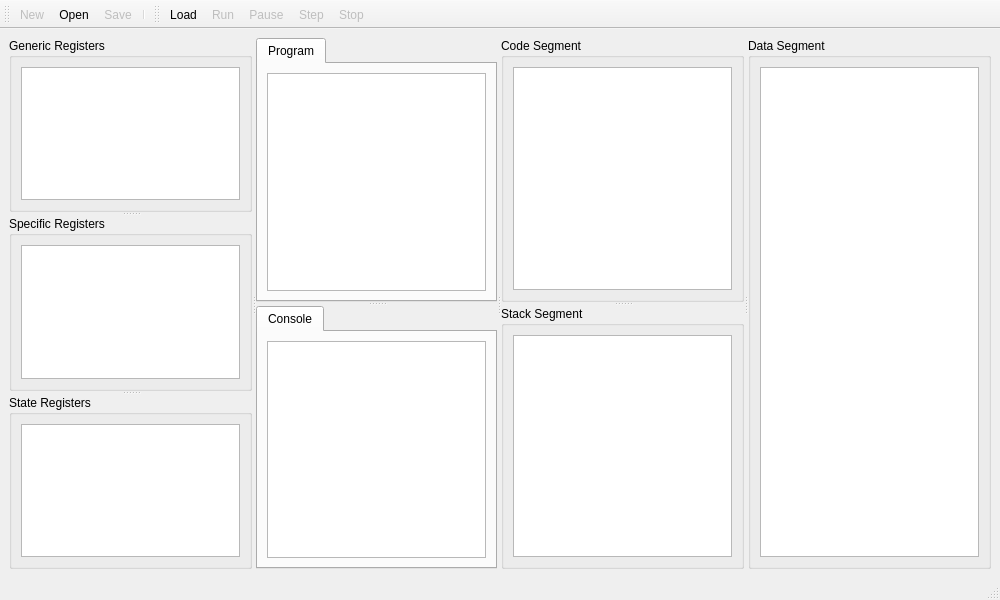
Old version of the form ui/mainwindow.ui in the repository ZubinGou/8086-emulator.
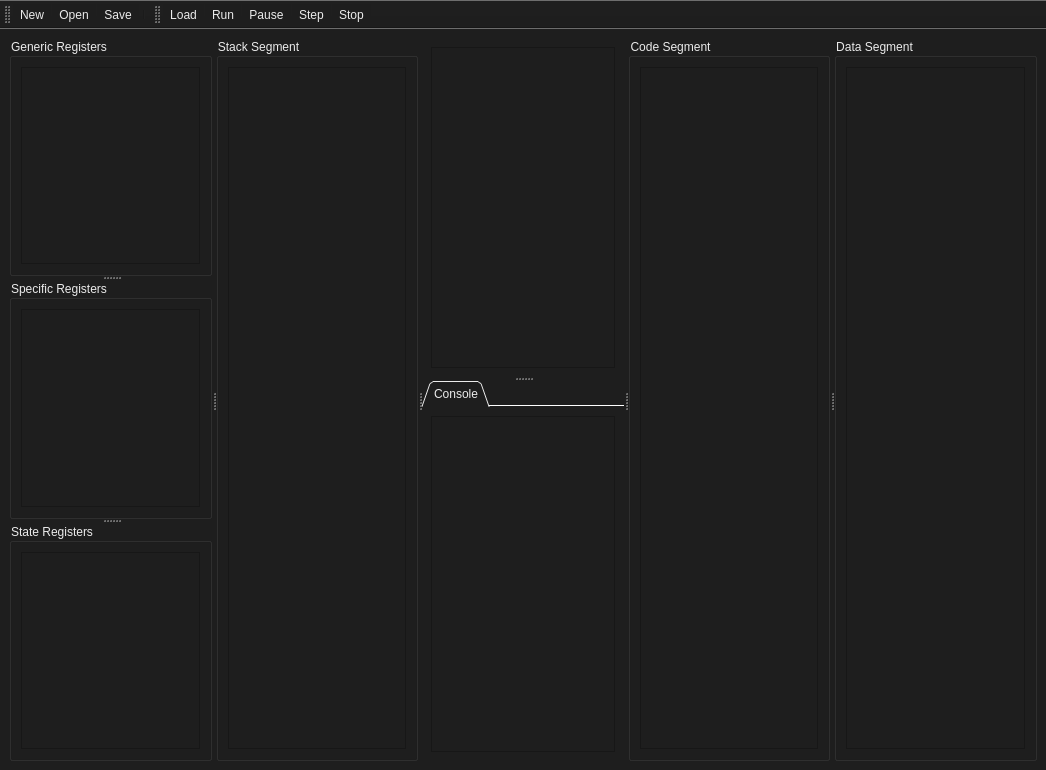
New version of the form. Icons and pictures are not drawn. Custom widgets are drawn as their Qt base class.

```diff
--- a/ui/mainwindow.ui
+++ b/ui/mainwindow.ui
@@ -9,28 +9,75 @@
    <rect>
     <x>0</x>
     <y>0</y>
-    <width>1000</width>
-    <height>600</height>
+    <width>1046</width>
+    <height>770</height>
    </rect>
   </property>
+  <property name="sizePolicy">
+   <sizepolicy hsizetype="Expanding" vsizetype="Expanding">
+    <horstretch>0</horstretch>
+    <verstretch>0</verstretch>
+   </sizepolicy>
+  </property>
+  <property name="baseSize">
+   <size>
+    <width>1400</width>
+    <height>400</height>
+   </size>
+  </property>
   <property name="windowTitle">
    <string>睿智8086虚拟机模拟</string>
   </property>
   <property name="windowIcon">
-   <iconset theme="cpu">
-    <normaloff>.</normaloff>.</iconset>
+   <iconset>
+    <normaloff>logo.png</normaloff>logo.png</iconset>
+  </property>
+  <property name="styleSheet">
+   <string notr="true">background-color: rgb(30, 30, 30);
+alternate-background-color: rgb(59, 59, 59);</string>
+  </property>
+  <property name="documentMode">
+   <bool>false</bool>
   </property>
   <widget class="QWidget" name="mainwidget">
-   <layout class="QGridLayout" name="gridLayout_8">
+   <property name="styleSheet">
+    <string notr="true">background-color: rgb(30, 30, 30);
+color: rgb(221, 221, 221)</string>
+   </property>
+   <layout class="QGridLayout" name="gridLayout_2">
     <item row="0" column="0">
      <widget class="QSplitter" name="mainsplitter">
       <property name="orientation">
        <enum>Qt::Horizontal</enum>
       </property>
       <widget class="QWidget" name="leftwidget" native="true">
+       <property name="autoFillBackground">
+        <bool>false</bool>
+       </property>
+       <property name="styleSheet">
+        <string notr="true">background-color: rgb(30, 30, 30);
+font: 75 9pt &quot;Arial&quot;;
+alternate-background-color: rgb(45, 45, 45);
+color: rgb(235, 235, 235);</string>
+       </property>
        <layout class="QGridLayout" name="gridLayout_11">
         <item row="0" column="0">
          <widget class="QSplitter" name="leftsplitter">
+          <property name="sizePolicy">
+           <sizepolicy hsizetype="Preferred" vsizetype="Expanding">
+            <horstretch>0</horstretch>
+            <verstretch>0</verstretch>
+           </sizepolicy>
+          </property>
+          <property name="autoFillBackground">
+           <bool>false</bool>
+          </property>
+          <property name="styleSheet">
+           <string notr="true">background-color: rgb(30, 30, 30);
+font: 75 9pt &quot;Arial&quot;;
+alternate-background-color: rgb(45, 45, 45);
+color: rgb(235, 235, 235);</string>
+          </property>
           <property name="orientation">
            <enum>Qt::Vertical</enum>
           </property>
@@ -38,32 +85,125 @@
            <bool>false</bool>
           </property>
           <widget class="QGroupBox" name="grpGenRegs">
+           <property name="autoFillBackground">
+            <bool>false</bool>
+           </property>
+           <property name="styleSheet">
+            <string notr="true">background-color: rgb(30, 30, 30);
+font: 75 9pt &quot;Arial&quot;;
+alternate-background-color: rgb(45, 45, 45);
+color: rgb(235, 235, 235);</string>
+           </property>
            <property name="title">
             <string>Generic Registers</string>
            </property>
            <layout class="QVBoxLayout" name="verticalLayout">
             <item>
-             <widget class="QTreeView" name="treeGenericRegs"/>
+             <widget class="QTreeView" name="treeGenericRegs">
+              <property name="autoFillBackground">
+               <bool>true</bool>
+              </property>
+              <property name="styleSheet">
+               <string notr="true">background-color: rgb(30, 30, 30);
+alternate-background-color: rgb(45, 45, 45);
+color: rgb(235, 235, 235);
+font: 75 10pt &quot;Hack NF&quot;;</string>
+              </property>
+              <property name="midLineWidth">
+               <number>0</number>
+              </property>
+              <property name="sizeAdjustPolicy">
+               <enum>QAbstractScrollArea::AdjustIgnored</enum>
+              </property>
+              <property name="alternatingRowColors">
+               <bool>true</bool>
+              </property>
+              <attribute name="headerVisible">
+               <bool>false</bool>
+              </attribute>
+             </widget>
             </item>
            </layout>
           </widget>
           <widget class="QGroupBox" name="grpSpecRegs">
+           <property name="autoFillBackground">
+            <bool>false</bool>
+           </property>
+           <property name="styleSheet">
+            <string notr="true">background-color: rgb(30, 30, 30);
+font: 75 9pt &quot;Arial&quot;;
+alternate-background-color: rgb(45, 45, 45);
+color: rgb(235, 235, 235);</string>
+           </property>
            <property name="title">
             <string>Specific Registers</string>
            </property>
            <layout class="QVBoxLayout" name="verticalLayout_2">
             <item>
-             <widget class="QTreeView" name="treeSpecificRegs"/>
+             <widget class="QTreeView" name="treeSpecificRegs">
+              <property name="autoFillBackground">
+               <bool>true</bool>
+              </property>
+              <property name="styleSheet">
+               <string notr="true">background-color: rgb(30, 30, 30);
+alternate-background-color: rgb(45, 45, 45);
+color: rgb(235, 235, 235);
+font: 75 10pt &quot;Hack NF&quot;;</string>
+              </property>
+              <property name="midLineWidth">
+               <number>0</number>
+              </property>
+              <property name="sizeAdjustPolicy">
+               <enum>QAbstractScrollArea::AdjustIgnored</enum>
+              </property>
+              <property name="alternatingRowColors">
+               <bool>true</bool>
+              </property>
+              <attribute name="headerVisible">
+               <bool>false</bool>
+              </attribute>
+             </widget>
             </item>
            </layout>
           </widget>
           <widget class="QGroupBox" name="grpStateRegs">
+           <property name="autoFillBackground">
+            <bool>false</bool>
+           </property>
+           <property name="styleSheet">
+            <string notr="true">background-color: rgb(30, 30, 30);
+font: 75 9pt &quot;Arial&quot;;
+alternate-background-color: rgb(45, 45, 45);
+color: rgb(235, 235, 235);</string>
+           </property>
            <property name="title">
             <string>State Registers</string>
            </property>
            <layout class="QVBoxLayout" name="verticalLayout_3">
             <item>
-             <widget class="QTreeView" name="treeStateRegs"/>
+             <widget class="QTreeView" name="treeStateRegs">
+              <property name="autoFillBackground">
+               <bool>true</bool>
+              </property>
+              <property name="styleSheet">
+               <string notr="true">background-color: rgb(30, 30, 30);
+alternate-background-color: rgb(45, 45, 45);
+color: rgb(235, 235, 235);
+font: 75 10pt &quot;Hack NF&quot;;</string>
+              </property>
+              <property name="midLineWidth">
+               <number>0</number>
+              </property>
+              <property name="sizeAdjustPolicy">
+               <enum>QAbstractScrollArea::AdjustIgnored</enum>
+              </property>
+              <property name="alternatingRowColors">
+               <bool>true</bool>
+              </property>
+              <attribute name="headerVisible">
+               <bool>false</bool>
+              </attribute>
+             </widget>
             </item>
            </layout>
           </widget>
@@ -71,13 +211,111 @@
         </item>
        </layout>
       </widget>
+      <widget class="QWidget" name="leftwidget2" native="true">
+       <property name="sizePolicy">
+        <sizepolicy hsizetype="Expanding" vsizetype="Preferred">
+         <horstretch>0</horstretch>
+         <verstretch>0</verstretch>
+        </sizepolicy>
+       </property>
+       <property name="autoFillBackground">
+        <bool>false</bool>
+       </property>
+       <property name="styleSheet">
+        <string notr="true">background-color: rgb(30, 30, 30);
+font: 75 9pt &quot;Arial&quot;;
+alternate-background-color: rgb(45, 45, 45);
+color: rgb(235, 235, 235);</string>
+       </property>
+       <layout class="QGridLayout" name="gridLayout_10">
+        <item row="0" column="0">
+         <widget class="QGroupBox" name="grpMemory2">
+          <property name="sizePolicy">
+           <sizepolicy hsizetype="Expanding" vsizetype="Preferred">
+            <horstretch>0</horstretch>
+            <verstretch>0</verstretch>
+           </sizepolicy>
+          </property>
+          <property name="autoFillBackground">
+           <bool>false</bool>
+          </property>
+          <property name="styleSheet">
+           <string notr="true">background-color: rgb(30, 30, 30);
+font: 75 9pt &quot;Arial&quot;;
+alternate-background-color: rgb(45, 45, 45);
+color: rgb(235, 235, 235);</string>
+          </property>
+          <property name="title">
+           <string>Stack Segment</string>
+          </property>
+          <layout class="QGridLayout" name="gridLayout_3">
+           <item row="0" column="0">
+            <widget class="QTreeView" name="treeMemory2">
+             <property name="autoFillBackground">
+              <bool>true</bool>
+             </property>
+             <property name="styleSheet">
+              <string notr="true">background-color: rgb(30, 30, 30);
+font: 9pt &quot;Hack NF&quot;;
+alternate-background-color: rgb(45, 45, 45);
+color: rgb(235, 235, 235);</string>
+             </property>
+             <property name="midLineWidth">
+              <number>0</number>
+             </property>
+             <property name="alternatingRowColors">
+              <bool>true</bool>
+             </property>
+             <property name="rootIsDecorated">
+              <bool>false</bool>
+             </property>
+             <attribute name="headerVisible">
+              <bool>false</bool>
+             </attribute>
+             <attribute name="headerHighlightSections">
+              <bool>false</bool>
+             </attribute>
+            </widget>
+           </item>
+          </layout>
+         </widget>
+        </item>
+       </layout>
+      </widget>
       <widget class="QWidget" name="midwidget" native="true">
        <property name="enabled">
         <bool>true</bool>
        </property>
-       <layout class="QGridLayout" name="gridLayout_10">
+       <property name="sizePolicy">
+        <sizepolicy hsizetype="Expanding" vsizetype="Preferred">
+         <horstretch>0</horstretch>
+         <verstretch>0</verstretch>
+        </sizepolicy>
+       </property>
+       <property name="focusPolicy">
+        <enum>Qt::TabFocus</enum>
+       </property>
+       <property name="autoFillBackground">
+        <bool>false</bool>
+       </property>
+       <property name="styleSheet">
+        <string notr="true">background-color: rgb(30, 30, 30);
+font: 75 9pt &quot;Arial&quot;;
+alternate-background-color: rgb(45, 45, 45);
+color: rgb(235, 235, 235);</string>
+       </property>
+       <layout class="QGridLayout" name="gridLayout_8">
         <item row="0" column="0">
          <widget class="QSplitter" name="middlesplitter">
+          <property name="autoFillBackground">
+           <bool>false</bool>
+          </property>
+          <property name="styleSheet">
+           <string notr="true">background-color: rgb(30, 30, 30);
+font: 75 9pt &quot;Arial&quot;;
+alternate-background-color: rgb(45, 45, 45);
+color: rgb(235, 235, 235);</string>
+          </property>
           <property name="orientation">
            <enum>Qt::Vertical</enum>
           </property>
@@ -85,10 +323,58 @@
            <bool>false</bool>
           </property>
           <widget class="QTabWidget" name="mainTabWidget">
+           <property name="enabled">
+            <bool>true</bool>
+           </property>
+           <property name="focusPolicy">
+            <enum>Qt::NoFocus</enum>
+           </property>
+           <property name="acceptDrops">
+            <bool>false</bool>
+           </property>
+           <property name="toolTipDuration">
+            <number>-1</number>
+           </property>
+           <property name="autoFillBackground">
+            <bool>false</bool>
+           </property>
+           <property name="styleSheet">
+            <string notr="true">background-color: rgb(30, 30, 30);
+font: 75 9pt &quot;Arial&quot;;
+alternate-background-color: rgb(45, 45, 45);
+color: rgb(235, 235, 235);</string>
+           </property>
+           <property name="tabPosition">
+            <enum>QTabWidget::North</enum>
+           </property>
+           <property name="tabShape">
+            <enum>QTabWidget::Triangular</enum>
+           </property>
            <property name="currentIndex">
             <number>0</number>
            </property>
+           <property name="elideMode">
+            <enum>Qt::ElideNone</enum>
+           </property>
+           <property name="usesScrollButtons">
+            <bool>true</bool>
+           </property>
+           <property name="documentMode">
+            <bool>true</bool>
+           </property>
+           <property name="tabsClosable">
+            <bool>false</bool>
+           </property>
+           <property name="movable">
+            <bool>false</bool>
+           </property>
+           <property name="tabBarAutoHide">
+            <bool>true</bool>
+           </property>
            <widget class="QWidget" name="tabPrg">
+            <property name="styleSheet">
+             <string notr="true">border-top-color: rgb(81, 81, 81);</string>
+            </property>
             <attribute name="icon">
              <iconset theme="document-edit">
               <normaloff>.</normaloff>.</iconset>
@@ -102,12 +388,36 @@
             <layout class="QGridLayout" name="gridLayout_5">
              <item row="0" column="0">
               <widget class="CodeEditor" name="asmEdit">
+               <property name="sizePolicy">
+                <sizepolicy hsizetype="Expanding" vsizetype="Expanding">
+                 <horstretch>0</horstretch>
+                 <verstretch>0</verstretch>
+                </sizepolicy>
+               </property>
                <property name="font">
                 <font>
-                 <family>.SF NS Text</family>
+                 <family>Hack NF</family>
                  <pointsize>10</pointsize>
+                 <weight>9</weight>
+                 <italic>false</italic>
+                 <bold>false</bold>
                 </font>
                </property>
+               <property name="autoFillBackground">
+                <bool>true</bool>
+               </property>
+               <property name="styleSheet">
+                <string notr="true">background-color: rgb(30, 30, 30);
+alternate-background-color: rgb(45, 45, 45);
+color: rgb(235, 235, 235);
+font: 75 10pt &quot;Hack NF&quot;;</string>
+               </property>
+               <property name="sizeAdjustPolicy">
+                <enum>QAbstractScrollArea::AdjustIgnored</enum>
+               </property>
+               <property name="backgroundVisible">
+                <bool>true</bool>
+               </property>
               </widget>
              </item>
             </layout>
@@ -117,6 +427,27 @@
            <property name="enabled">
             <bool>true</bool>
            </property>
+           <property name="autoFillBackground">
+            <bool>false</bool>
+           </property>
+           <property name="styleSheet">
+            <string notr="true">background-color: rgb(30, 30, 30);
+font: 75 9pt &quot;Arial&quot;;
+alternate-background-color: rgb(45, 45, 45);
+color: rgb(235, 235, 235);</string>
+           </property>
+           <property name="tabShape">
+            <enum>QTabWidget::Triangular</enum>
+           </property>
+           <property name="documentMode">
+            <bool>true</bool>
+           </property>
+           <property name="tabsClosable">
+            <bool>false</bool>
+           </property>
+           <property name="tabBarAutoHide">
+            <bool>false</bool>
+           </property>
            <widget class="QWidget" name="tabConsole">
             <attribute name="title">
              <string>Console</string>
@@ -126,16 +457,40 @@
               <widget class="QPlainTextEdit" name="txtConsole">
                <property name="font">
                 <font>
-                 <family>.SF NS Text</family>
+                 <family>Hack NF</family>
                  <pointsize>10</pointsize>
+                 <weight>9</weight>
+                 <italic>false</italic>
+                 <bold>false</bold>
                 </font>
                </property>
+               <property name="autoFillBackground">
+                <bool>true</bool>
+               </property>
+               <property name="styleSheet">
+                <string notr="true">background-color: rgb(30, 30, 30);
+alternate-background-color: rgb(45, 45, 45);
+color: rgb(235, 235, 235);
+font: 75 10pt &quot;Hack NF&quot;;</string>
+               </property>
+               <property name="locale">
+                <locale language="Chinese" country="China"/>
+               </property>
+               <property name="frameShape">
+                <enum>QFrame::StyledPanel</enum>
+               </property>
                <property name="lineWrapMode">
-                <enum>QPlainTextEdit::NoWrap</enum>
+                <enum>QPlainTextEdit::WidgetWidth</enum>
+               </property>
+               <property name="cursorWidth">
+                <number>2</number>
                </property>
                <property name="textInteractionFlags">
                 <set>Qt::TextSelectableByKeyboard|Qt::TextSelectableByMouse</set>
                </property>
+               <property name="backgroundVisible">
+                <bool>true</bool>
+               </property>
               </widget>
              </item>
             </layout>
@@ -146,66 +501,134 @@
        </layout>
       </widget>
       <widget class="QWidget" name="rightWidget" native="true">
-       <layout class="QGridLayout" name="gridLayout_3">
+       <property name="sizePolicy">
+        <sizepolicy hsizetype="Expanding" vsizetype="Preferred">
+         <horstretch>0</horstretch>
+         <verstretch>0</verstretch>
+        </sizepolicy>
+       </property>
+       <property name="autoFillBackground">
+        <bool>false</bool>
+       </property>
+       <property name="styleSheet">
+        <string notr="true">background-color: rgb(30, 30, 30);
+font: 75 9pt &quot;Arial&quot;;
+alternate-background-color: rgb(45, 45, 45);
+color: rgb(235, 235, 235);</string>
+       </property>
+       <layout class="QGridLayout" name="gridLayout_17">
         <item row="0" column="0">
-         <widget class="QSplitter" name="rightsplitter1">
-          <property name="orientation">
-           <enum>Qt::Vertical</enum>
+         <widget class="QGroupBox" name="grpMemory3_2">
+          <property name="autoFillBackground">
+           <bool>false</bool>
           </property>
-          <widget class="QGroupBox" name="grpMemory">
-           <property name="title">
-            <string>Code Segment</string>
-           </property>
-           <layout class="QVBoxLayout" name="verticalLayout_4">
-            <item>
-             <widget class="QTreeView" name="treeMemory">
-              <property name="alternatingRowColors">
-               <bool>true</bool>
-              </property>
-              <property name="rootIsDecorated">
-               <bool>false</bool>
-              </property>
-             </widget>
-            </item>
-           </layout>
-          </widget>
-          <widget class="QGroupBox" name="grpMemory2">
-           <property name="title">
-            <string>Stack Segment</string>
-           </property>
-           <layout class="QVBoxLayout" name="verticalLayout_6">
-            <item>
-             <widget class="QTreeView" name="treeMemory2">
-              <property name="alternatingRowColors">
-               <bool>true</bool>
-              </property>
-              <property name="rootIsDecorated">
-               <bool>false</bool>
-              </property>
-             </widget>
-            </item>
-           </layout>
-          </widget>
+          <property name="styleSheet">
+           <string notr="true">background-color: rgb(30, 30, 30);
+font: 75 9pt &quot;Arial&quot;;
+alternate-background-color: rgb(45, 45, 45);
+color: rgb(235, 235, 235);</string>
+          </property>
+          <property name="title">
+           <string>Code Segment</string>
+          </property>
+          <layout class="QGridLayout" name="gridLayout_14">
+           <item row="0" column="0">
+            <widget class="QTreeView" name="treeMemory">
+             <property name="autoFillBackground">
+              <bool>true</bool>
+             </property>
+             <property name="styleSheet">
+              <string notr="true">background-color: rgb(30, 30, 30);
+font: 9pt &quot;Hack NF&quot;;
+alternate-background-color: rgb(45, 45, 45);
+color: rgb(235, 235, 235);</string>
+             </property>
+             <property name="frameShadow">
+              <enum>QFrame::Sunken</enum>
+             </property>
+             <property name="midLineWidth">
+              <number>0</number>
+             </property>
+             <property name="sizeAdjustPolicy">
+              <enum>QAbstractScrollArea::AdjustIgnored</enum>
+             </property>
+             <property name="alternatingRowColors">
+              <bool>true</bool>
+             </property>
+             <property name="rootIsDecorated">
+              <bool>false</bool>
+             </property>
+             <attribute name="headerVisible">
+              <bool>false</bool>
+             </attribute>
+            </widget>
+           </item>
+          </layout>
          </widget>
         </item>
        </layout>
       </widget>
       <widget class="QWidget" name="rightWidget2" native="true">
+       <property name="sizePolicy">
+        <sizepolicy hsizetype="Expanding" vsizetype="Preferred">
+         <horstretch>0</horstretch>
+         <verstretch>0</verstretch>
+        </sizepolicy>
+       </property>
+       <property name="autoFillBackground">
+        <bool>false</bool>
+       </property>
+       <property name="styleSheet">
+        <string notr="true">background-color: rgb(30, 30, 30);
+font: 75 9pt &quot;Arial&quot;;
+alternate-background-color: rgb(45, 45, 45);
+color: rgb(235, 235, 235);</string>
+       </property>
        <layout class="QGridLayout" name="gridLayout_4">
-        <item row="0" column="0">
+        <item row="0" column="1">
          <widget class="QGroupBox" name="grpMemory3">
+          <property name="autoFillBackground">
+           <bool>false</bool>
+          </property>
+          <property name="styleSheet">
+           <string notr="true">background-color: rgb(30, 30, 30);
+font: 75 9pt &quot;Arial&quot;;
+alternate-background-color: rgb(45, 45, 45);
+color: rgb(235, 235, 235);</string>
+          </property>
           <property name="title">
            <string>Data Segment</string>
           </property>
-          <layout class="QVBoxLayout" name="verticalLayout_11">
-           <item>
+          <layout class="QGridLayout" name="gridLayout_12">
+           <item row="0" column="0">
             <widget class="QTreeView" name="treeMemory3">
+             <property name="autoFillBackground">
+              <bool>true</bool>
+             </property>
+             <property name="styleSheet">
+              <string notr="true">background-color: rgb(30, 30, 30);
+font: 9pt &quot;Hack NF&quot;;
+alternate-background-color: rgb(45, 45, 45);
+color: rgb(235, 235, 235);</string>
+             </property>
+             <property name="frameShadow">
+              <enum>QFrame::Sunken</enum>
+             </property>
+             <property name="midLineWidth">
+              <number>0</number>
+             </property>
+             <property name="sizeAdjustPolicy">
+              <enum>QAbstractScrollArea::AdjustIgnored</enum>
+             </property>
              <property name="alternatingRowColors">
               <bool>true</bool>
              </property>
              <property name="rootIsDecorated">
               <bool>false</bool>
              </property>
+             <attribute name="headerVisible">
+              <bool>false</bool>
+             </attribute>
             </widget>
            </item>
           </layout>
@@ -227,11 +650,14 @@
     </rect>
    </property>
   </widget>
-  <widget class="QStatusBar" name="statusbar"/>
   <widget class="QToolBar" name="toolbarDefault">
    <property name="windowTitle">
     <string>Default bar</string>
    </property>
+   <property name="styleSheet">
+    <string notr="true">color: rgb(235, 235, 235);
+font: 75 12pt &quot;Arial&quot;;</string>
+   </property>
    <attribute name="toolBarArea">
     <enum>TopToolBarArea</enum>
    </attribute>
@@ -244,9 +670,25 @@
    <addaction name="separator"/>
   </widget>
   <widget class="QToolBar" name="toolbarRun">
+   <property name="font">
+    <font>
+     <family>Arial</family>
+     <pointsize>12</pointsize>
+     <weight>9</weight>
+     <italic>false</italic>
+     <bold>false</bold>
+    </font>
+   </property>
+   <property name="cursor">
+    <cursorShape>ArrowCursor</cursorShape>
+   </property>
    <property name="windowTitle">
     <string>Execute bar</string>
    </property>
+   <property name="styleSheet">
+    <string notr="true">color: rgb(235, 235, 235);
+font: 75 12pt &quot;Arial&quot;;</string>
+   </property>
    <property name="toolButtonStyle">
     <enum>Qt::ToolButtonTextBesideIcon</enum>
    </property>
@@ -265,7 +707,7 @@
   </widget>
   <action name="actionNew">
    <property name="enabled">
-    <bool>false</bool>
+    <bool>true</bool>
    </property>
    <property name="icon">
     <iconset theme="document-new">
@@ -304,7 +746,7 @@
   </action>
   <action name="actionSave">
    <property name="enabled">
-    <bool>false</bool>
+    <bool>true</bool>
    </property>
    <property name="icon">
     <iconset theme="document-save">
```
Left out of the diff: 13 changed lines with no effect on the pictures.
